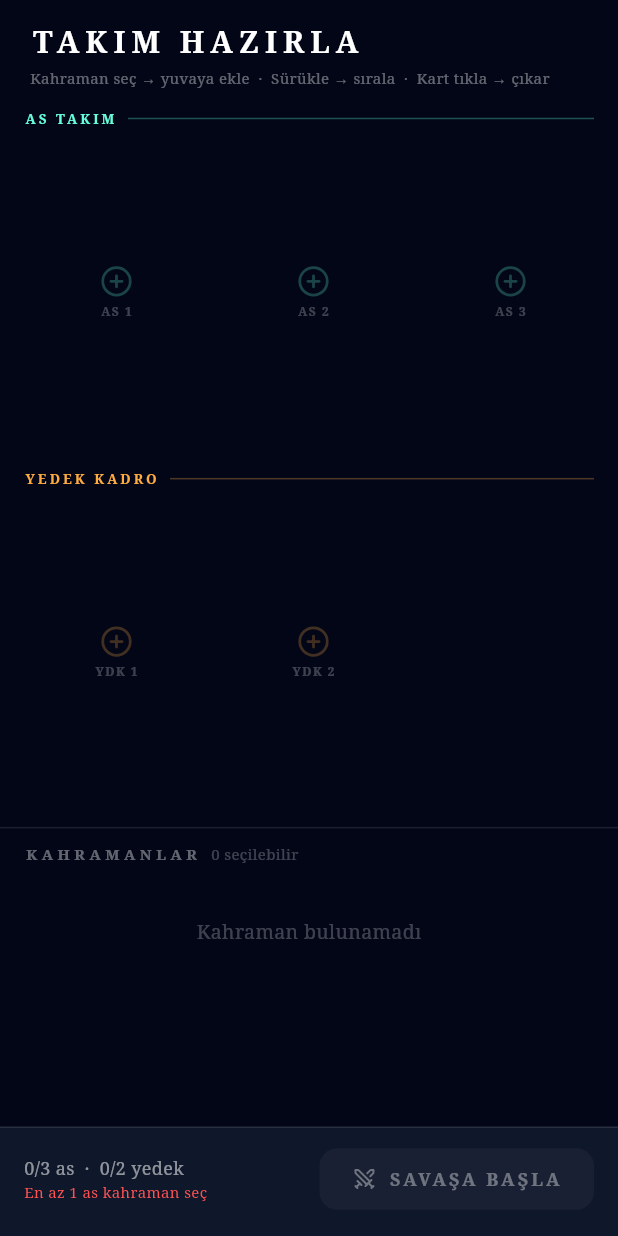
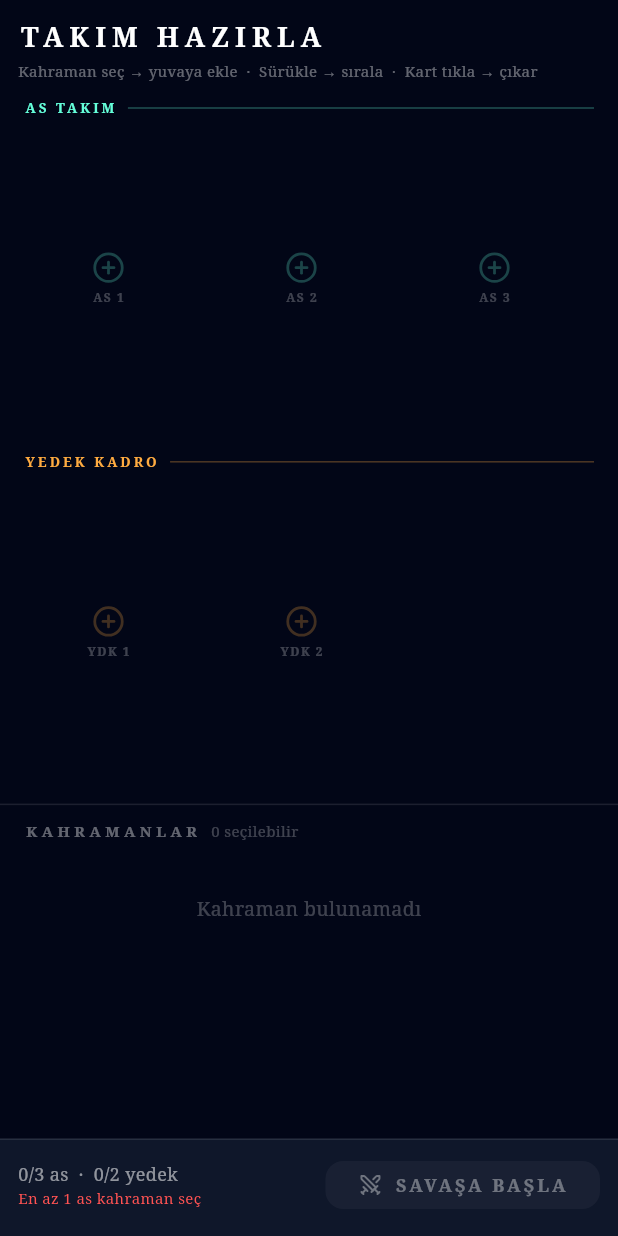
Before and after one commit to murattarslan-dev/kam, a Flutter app: the screen it shows after launch, on a phone screen of 412 x 824 dp. Run offline on Flutter 3.47's test engine with Material 3 defaults, Android fonts, the phone set to English and light mode, and no system bars; our stand-ins replace cloud_firestore, firebase_auth, firebase_core, flutter_bloc, get_it, go_router and 1 more; accounts and stored records are empty; network calls fail.

Commit message:
refactor(ui): mobile-first layout across battle and team setup
- ResponsiveHelper: add isSmallPhone, dialogWidth/Height, font/padding getters
- main: clamp textScaler 0.85-1.1, compact visual density
- team_setup: responsive grid columns (2/3/4), responsive header & paddings
- battle: SafeArea wrap, responsive dialog sizes, balanced portrait flex (5:4),
  clamped landscape sidebar, horizontal-scroll team rows
- card_widget: scale central emoji and ÖLÜ badge with cardWidth

Co-Authored-By: Claude Opus 4.7 <noreply@anthropic.com>

```diff
--- a/lib/feature/battle/presentation/pages/team_setup_screen.dart
+++ b/lib/feature/battle/presentation/pages/team_setup_screen.dart
@@ -5,6 +5,7 @@ import '../../domain/entities/hero_entities.dart';
 import '../../domain/usecases/fetch_user_heroes_usecase.dart';
 import '../widgets/card_widget.dart';
 import 'package:kam/core/di/injection.dart';
+import 'package:kam/core/util/responsive_helper.dart';
 
 class TeamSetupScreen extends StatefulWidget {
   const TeamSetupScreen({super.key});
@@ -89,8 +90,13 @@ class _TeamSetupScreenState extends State<TeamSetupScreen> {
   // 3 kart yan yana, 12px yatay padding, kartın kendi 4px marjini dahil
   double _cardWidth(BuildContext context) {
     final screenW = MediaQuery.of(context).size.width;
-    // 3 * (cardW + 8) + 24 = screenW  →  cardW = (screenW - 48) / 3
-    return ((screenW - 48.0) / 3).clamp(80.0, 130.0);
+    // As takımı 3 yuva yan yana — mobilde min 70, tablette üst sınır artar.
+    final cols = 3;
+    final available = screenW - 32; // sayfa kenar boşlukları
+    final raw = (available / cols) - 8; // kart marjını çıkar
+    final maxW = context.responsive<double>(120, tablet: 140, desktop: 160);
+    final minW = context.isSmallPhone ? 64.0 : 72.0;
+    return raw.clamp(minW, maxW);
   }
 
   @override
@@ -185,23 +191,23 @@ class _TeamSetupScreenState extends State<TeamSetupScreen> {
 
   Widget _buildHeader() {
     return Padding(
-      padding: const EdgeInsets.fromLTRB(20, 14, 20, 8),
+      padding: EdgeInsets.fromLTRB(context.pagePadding + 4, 12, context.pagePadding + 4, 6),
       child: Column(
         crossAxisAlignment: CrossAxisAlignment.start,
         children: [
-          const Text(
+          Text(
             'TAKIM HAZIRLA',
             style: TextStyle(
               color: Colors.white,
-              fontSize: 20,
+              fontSize: context.titleFont,
               fontWeight: FontWeight.bold,
               letterSpacing: 4,
             ),
           ),
           const SizedBox(height: 2),
-          const Text(
+          Text(
             'Kahraman seç → yuvaya ekle  ·  Sürükle → sırala  ·  Kart tıkla → çıkar',
-            style: TextStyle(color: Colors.white38, fontSize: 10),
+            style: TextStyle(color: Colors.white38, fontSize: context.labelFont - 1),
           ),
         ],
       ),
@@ -242,7 +248,7 @@ class _TeamSetupScreenState extends State<TeamSetupScreen> {
           ),
         ),
         Padding(
-          padding: const EdgeInsets.symmetric(horizontal: 12),
+          padding: EdgeInsets.symmetric(horizontal: context.pagePadding),
           child: Row(
             mainAxisAlignment: MainAxisAlignment.start,
             children: indices
@@ -435,8 +441,10 @@ class _TeamSetupScreenState extends State<TeamSetupScreen> {
       shrinkWrap: true,
       physics: const NeverScrollableScrollPhysics(),
       padding: const EdgeInsets.fromLTRB(8, 0, 8, 12),
-      gridDelegate: const SliverGridDelegateWithFixedCrossAxisCount(
-        crossAxisCount: 3,
+      gridDelegate: SliverGridDelegateWithFixedCrossAxisCount(
+        crossAxisCount: context.isSmallPhone
+            ? 2
+            : context.responsive<int>(3, tablet: 4, desktop: 5),
         childAspectRatio: 1 / 1.75, // kart oranı (margin dahil)
         crossAxisSpacing: 0,
         mainAxisSpacing: 0,
@@ -493,7 +501,7 @@ class _TeamSetupScreenState extends State<TeamSetupScreen> {
         _slots.sublist(3, 5).whereType<HeroCardEntity>().length;
 
     return Container(
-      padding: const EdgeInsets.fromLTRB(16, 10, 16, 14),
+      padding: EdgeInsets.fromLTRB(context.pagePadding + 4, 10, context.pagePadding + 4, 14),
       decoration: const BoxDecoration(
         color: Color(0xFF0F172A),
         border: Border(top: BorderSide(color: Colors.white10)),
--- a/lib/main.dart
+++ b/lib/main.dart
@@ -31,9 +31,23 @@ class KamApp extends StatelessWidget {
       // GoRouter yapılandırması
       routerConfig: AppRouter.router,
 
-      // Temel Tema Ayarları (Gelecekte burayı özelleştirebiliriz)
+      // Sistem yazı tipi ölçeğini sınırla (mobil layout korunsun)
+      builder: (context, child) {
+        final mq = MediaQuery.of(context);
+        final clamped = mq.textScaler.clamp(
+          minScaleFactor: 0.85,
+          maxScaleFactor: 1.1,
+        );
+        return MediaQuery(
+          data: mq.copyWith(textScaler: clamped),
+          child: child ?? const SizedBox.shrink(),
+        );
+      },
+
+      // Temel Tema Ayarları (Mobil odaklı kompakt yoğunluk)
       theme: ThemeData(
         useMaterial3: true,
+        visualDensity: VisualDensity.compact,
         colorScheme: ColorScheme.fromSeed(
           seedColor: Colors.deepPurple,
           brightness: Brightness.dark, // Fantastik atmosfer için karanlık tema
```
Also changed, not shown: lib/core/util/responsive_helper.dart (+18 -0 lines), lib/feature/battle/presentation/pages/battle_screen.dart (+28 -13 lines), lib/feature/battle/presentation/widgets/card_widget.dart (+9 -6 lines).
